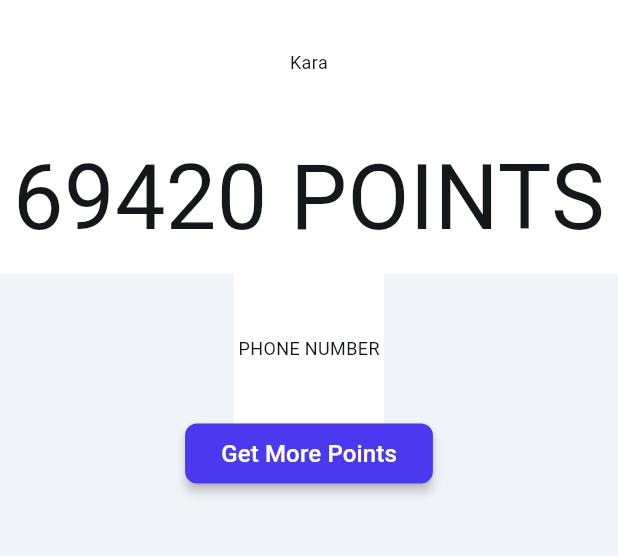
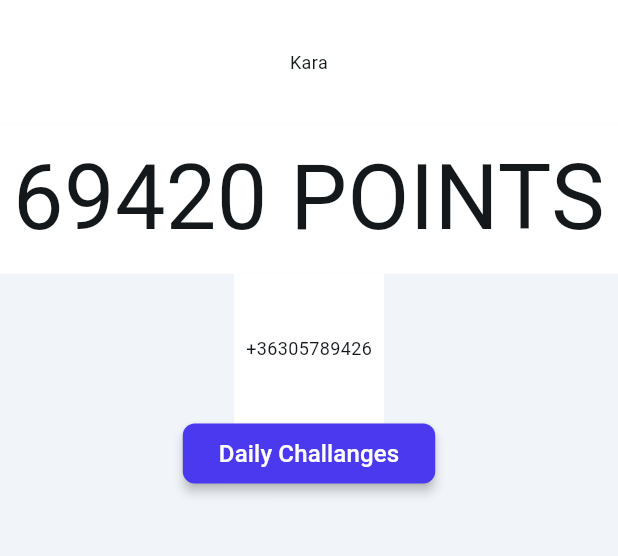
Before and after one commit to AdyStudios/GCS_JUNCTIONX, a Flutter app: the DashboardWidget screen opened by its route, on a phone screen of 412 x 824 dp, the part 84-640 px from its top. Run offline on Flutter 3.47's test engine with Material 3 defaults, Android fonts, the phone set to English and light mode, and no system bars; drawn by our look-alikes of auto_size_text, flutter_animate; our stand-ins replace font_awesome_flutter, from_css_color, go_router, google_fonts, page_transition, percent_indicator and 2 more; missing offline and left inert: json_path; accounts and stored records are empty; Roboto replaces fonts that are missing (Readex Pro).

Commit message:
update dashboard

```diff
--- a/telego/lib/main.dart
+++ b/telego/lib/main.dart
@@ -32,6 +32,7 @@
         '/': (context) => const MyHomePage(),
         // When navigating to the "/second" route, build the SecondScreen widget.
         '/dashboard': (context) => const DashboardWidget(),
+        '/daily_challenges': (context) => const TemplatePage(),//TODO: change to route to actual page
       },
     ),
   );
--- a/telego/lib/pages/dashboard/dashboard_widget.dart
+++ b/telego/lib/pages/dashboard/dashboard_widget.dart
@@ -152,16 +152,16 @@ class _DashboardWidgetState extends State<DashboardWidget>
                 child: Align(
                   alignment: AlignmentDirectional(0.00, 0.00),
                   child: Text(
-                    'PHONE NUMBER',
+                    l_user.phone,
                     style: FlutterFlowTheme.of(context).bodyMedium,
                   ),
                 ),
               ),
               FFButtonWidget(
                 onPressed: () {
-                  print('Button pressed ...'); //TODO: Take to events page!!
+                  Navigator.pushNamed(context, '/daily_challanges');
                 },
-                text: 'Get More Points',
+                text: 'Daily Challanges',
                 options: FFButtonOptions(
                   height: 40,
                   padding: EdgeInsetsDirectional.fromSTEB(24, 0, 24, 0),
```
